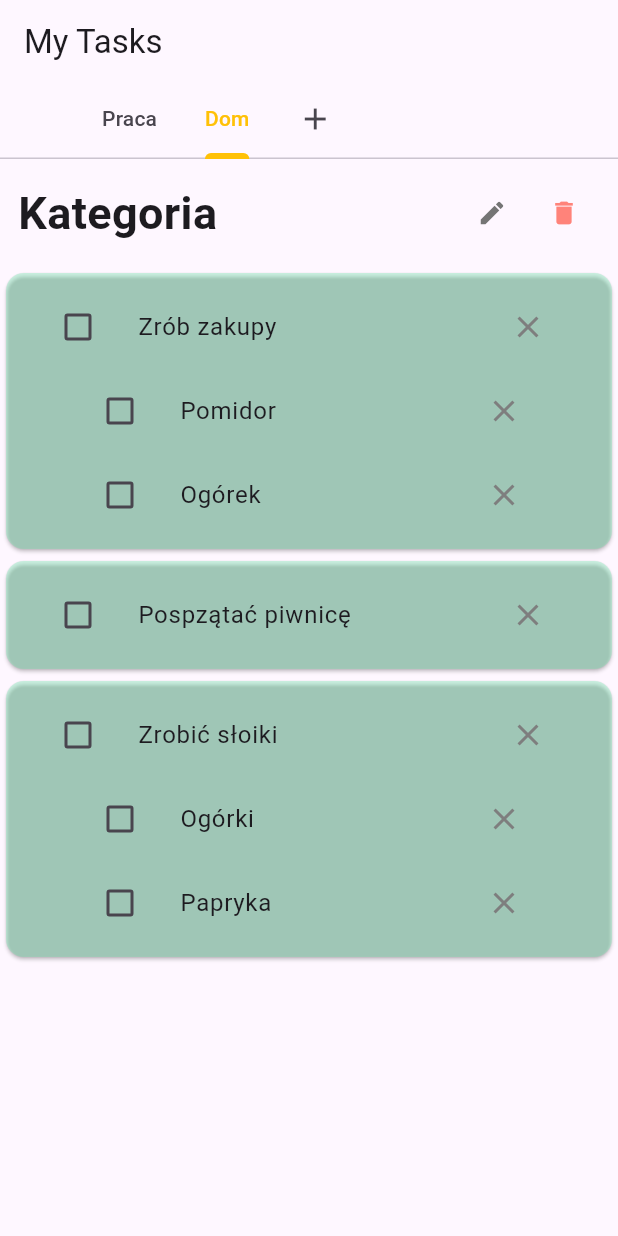
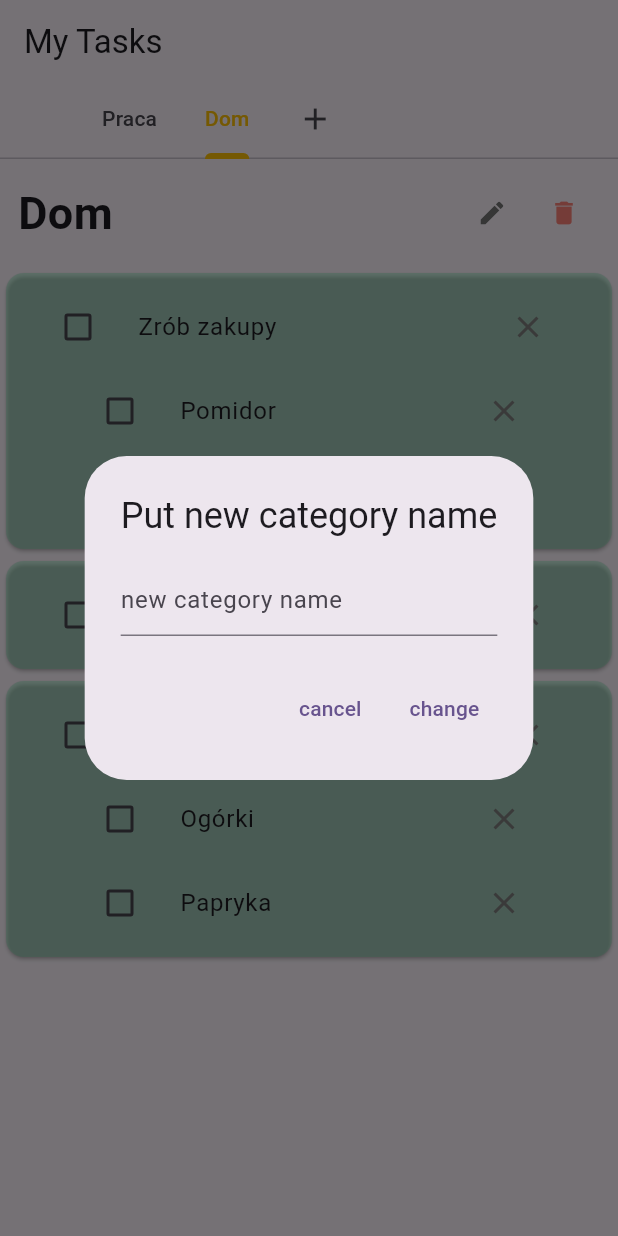
Before and after one commit to T4ZZOR/to_do_app, a Flutter app: the screen it shows after launch, tab 2 chosen, after a tap on the "edit" icon, on a phone screen of 412 x 824 dp. Run offline on Flutter 3.47's test engine with Material 3 defaults, Android fonts, the phone set to English and light mode, and no system bars.

Commit message:
update head category widget

```diff
--- a/lib/providers/category_provider.dart
+++ b/lib/providers/category_provider.dart
@@ -1,6 +1,7 @@
 import 'package:flutter/foundation.dart' hide Category;
 import '../models/category.dart';
 import '../data/dummy_data.dart';
+import '../providers/task_provider.dart';
 
 class CategoryProvider extends ChangeNotifier{
   //final List<Category> _categories = [];
@@ -14,8 +15,19 @@ class CategoryProvider extends ChangeNotifier{
   }
 
   void rmCategory(Category category){
+
     _categories.remove(category);
     notifyListeners();
   }
 
+  void editCategory(Category category, String newCatName){
+    final categoryIndex = _categories.indexWhere((cat) => cat.id == category.id);
+    if (categoryIndex != -1){
+      _categories[categoryIndex] = Category(
+        id: category.id,
+        name: newCatName
+      );
+    }
+    notifyListeners();
+  }
 }
--- a/lib/providers/task_provider.dart
+++ b/lib/providers/task_provider.dart
@@ -18,6 +18,11 @@ class TaskProvider extends ChangeNotifier{
   // remove task and all subtasks
   void removeTask(String categoryId, String taskId){
     _taskPerCategory[categoryId]?.removeWhere((task) => task.id == taskId);
+    notifyListeners();
+  }
+
+  void removeTaskFromCategory(String categoryId){
+    _taskPerCategory.remove(categoryId);
     notifyListeners();
   }
 
--- a/lib/screens/task_list_page.dart
+++ b/lib/screens/task_list_page.dart
@@ -1,4 +1,5 @@
 import 'package:flutter/material.dart';
+import 'package:to_do_app/widgets/cateory_head_w.dart';
 import 'package:to_do_app/widgets/task_list_w.dart';
 
 class TaskListPage extends StatelessWidget{
@@ -8,6 +9,13 @@ class TaskListPage extends StatelessWidget{
 
   @override
   Widget build(BuildContext context){
-    return TaskListW(categoryId: categoryId);
+    return Column(
+      crossAxisAlignment: CrossAxisAlignment.start,
+      children: [
+        CateoryHeadW(categoryId: categoryId),
+        Expanded(child: TaskListW(categoryId: categoryId))
+      ],
+    );
+    //return TaskListW(categoryId: categoryId);
   }
 }
--- /dev/null
+++ b/lib/widgets/cateory_head_w.dart
@@ -0,0 +1,191 @@
+import 'package:flutter/material.dart';
+import 'package:provider/provider.dart';
+import 'package:to_do_app/providers/category_provider.dart';
+import '../providers/task_provider.dart';
+
+class CateoryHeadW extends StatefulWidget{
+  final String categoryId;
+  const CateoryHeadW({super.key, required this.categoryId});
+
+  @override
+  State<CateoryHeadW> createState() => _CategoryHeadWState();
+}
+
+class _CategoryHeadWState extends State<CateoryHeadW> {
+  final TextEditingController _controller = TextEditingController();
+  String? _errorText;
+
+  @override
+  void initState(){
+    super.initState();
+
+    _controller.addListener((){
+      if (_errorText != null && _controller.text.trim().isNotEmpty){
+      setState(() {
+        _errorText = null;
+      });
+    }
+    });
+  }
+
+  @override
+  Widget build(BuildContext context) {
+    final categoryProvider = context.read<CategoryProvider>();
+    final taskProvider = context.read<TaskProvider>();
+    final category = categoryProvider.categories.firstWhere((c) => c.id == widget.categoryId);
+    final String catName = category.name;
+
+    return Padding(
+          padding: const EdgeInsets.all(12.0),
+          child: Row(
+            mainAxisAlignment: MainAxisAlignment.spaceBetween,
+            children: [
+              Text(
+                catName,
+                style: const TextStyle(fontSize: 30, fontWeight: FontWeight.bold),
+              ),
+              Row(
+                children: [
+                  IconButton(
+                    icon: Icon(Icons.edit),
+                    iconSize: 20,
+                    color: const Color.fromARGB(255, 117, 117, 117),
+                    onPressed: (){
+                      showDialog(
+                        context: context,
+                        builder: (ctx) => AlertDialog(
+                          title: const Text("Put new category name"),
+                          content: TextField(
+                            controller: _controller,
+                            decoration: InputDecoration(
+                              hintText: "new category name",
+                              errorText: _errorText,
+                            ),
+                          ),
+                          actions: [
+                            TextButton(onPressed: (){Navigator.of(context).pop();}, child: const Text("cancel")),
+                            TextButton(
+                             onPressed: (){
+                               final newCatName = _controller.text.trim();
+                               if (newCatName.isNotEmpty){
+                                 categoryProvider.editCategory(category, newCatName);
+                                 Navigator.of(context).pop();
+                               }
+                               else {
+                                 setState(() {
+                                   _errorText = "this field is required"; //FIXME czasem dziala czasem nie (o.o)
+                                 });
+                               }
+                             },
+                             child: const Text("change"),
+                            )
+                          ],
+                        )
+                      );
+                    }
+                  ),
+                  IconButton(
+                    icon: Icon(Icons.delete),
+                    iconSize: 20,
+                    color: const Color.fromARGB(255, 255, 131, 122),
+                    onPressed: (){
+                      showDialog(
+                        context: context,
+                        builder: (ctx) => AlertDialog(
+                          title: Text("remove category: $catName"),
+                          actions: [
+                            TextButton(onPressed: () => Navigator.pop(ctx), child: const Text("cancel")),
+                            TextButton(onPressed: (){
+                              taskProvider.removeTaskFromCategory(widget.categoryId);
+                              categoryProvider.rmCategory(category);
+                              Navigator.pop(ctx);
+                            },
+                            style: TextButton.styleFrom(foregroundColor: Color.fromARGB(255, 255, 131, 122)),
+                            child: const Text("remove"))
+                          ],
+                        )
+                      );
+                    }
+                  ),
+                ],
+              )
+            ],
+          ),
+    );
+  }
+}
+
+// class CateoryHeadW extends StatelessWidget{
+//   final String categoryId;
+//   const CateoryHeadW({super.key, required this.categoryId});
+
+
+
+//   @override
+//   Widget build(BuildContext context) {
+//     final categoryProvider = context.read<CategoryProvider>();
+//     final taskProvider = context.read<TaskProvider>();
+//     final category = categoryProvider.categories.firstWhere((c) => c.id == categoryId);
+//     final String catName = category.name;
+//     final TextEditingController controller = TextEditingController();
+//     String? _errorText;
+//     return Padding(
+//           padding: const EdgeInsets.all(12.0),
+//           child: Row(
+//             mainAxisAlignment: MainAxisAlignment.spaceBetween,
+//             children: [
+//               Text(
+//                 catName,
+//                 style: const TextStyle(fontSize: 30, fontWeight: FontWeight.bold),
+//               ),
+//               Row(
+//                 children: [
+//                   IconButton(
+//                     icon: Icon(Icons.edit),
+//                     iconSize: 20,
+//                     color: const Color.fromARGB(255, 117, 117, 117),
+//                     onPressed: (){
+//                       showDialog(
+//                         context: context,
+//                         builder: (ctx) => AlertDialog(
+//                           title: const Text("Put new category name"),
+//                           content: TextField(
+//                             controller: controller,
+//                           ),
+//                           actions: [
+
+//                           ],
+//                         )
+//                         );
+//                       }
+//                     ),
+//                   IconButton(
+//                     icon: Icon(Icons.delete),
+//                     iconSize: 20,
+//                     color: const Color.fromARGB(255, 255, 131, 122),
+//                     onPressed: (){
+//                       showDialog(
+//                         context: context,
+//                         builder: (ctx) => AlertDialog(
+//                           title: Text("remove category: $catName"),
+//                           actions: [
+//                             TextButton(onPressed: () => Navigator.pop(ctx), child: const Text("cancel")),
+//                             TextButton(onPressed: (){
+//                               taskProvider.removeTaskFromCategory(categoryId);
+//                               categoryProvider.rmCategory(category);
+//                               Navigator.pop(ctx);
+//                             },
+//                             style: TextButton.styleFrom(foregroundColor: Color.fromARGB(255, 255, 131, 122)),
+//                             child: const Text("remove"))
+//                           ],
+//                         )
+//                       );
+//                     }
+//                   ),
+//                 ],
+//               )
+//             ],
+//           ),
+//     );
+//   }
+// }
--- a/lib/widgets/task_list_w.dart
+++ b/lib/widgets/task_list_w.dart
@@ -2,6 +2,7 @@ import 'package:flutter/material.dart';
 import 'package:provider/provider.dart';
 import '../providers/task_provider.dart';
 import '../widgets/task_title_w.dart';
+import '../widgets/cateory_head_w.dart';
 
 class TaskListW extends StatelessWidget{
   final String categoryId;
@@ -11,43 +12,7 @@ class TaskListW extends StatelessWidget{
   Widget build(BuildContext context) {
     final tasks = context.watch<TaskProvider>().getTask(categoryId);
 
-    return Column(
-      crossAxisAlignment: CrossAxisAlignment.start,
-      children: [
-        Padding(
-          padding: const EdgeInsets.all(12.0),
-          child: Row(
-            mainAxisAlignment: MainAxisAlignment.spaceBetween,
-            children: [
-              Text(
-                "Kategoria",
-                style: const TextStyle(fontSize: 30, fontWeight: FontWeight.bold),
-              ),
-              Row(
-                children: [
-                  IconButton(
-                    icon: Icon(Icons.edit),
-                    iconSize: 20,
-                    color: const Color.fromARGB(255, 117, 117, 117),
-                    onPressed: (){
-                      // TODO add edit category NAME, COLOR
-                      }
-                    ),
-                  IconButton(
-                    icon: Icon(Icons.delete),
-                    iconSize: 20,
-                    color: const Color.fromARGB(255, 255, 131, 122),
-                    onPressed: (){
-                      // TODO add remove category function
-                    }
-                  ),
-                ],
-              )
-            ],
-          ),
-        ),
-        Expanded(
-          child: ListView.builder(
+    return ListView.builder(
       itemCount: tasks.length,
       itemBuilder: (ctx, index) {
         return Card(
@@ -57,9 +22,6 @@ class TaskListW extends StatelessWidget{
           ),
         );
       }
-          )
-        )
-      ],
     );
   }
 }
```
Lines whose indentation alone changed are shown as unchanged.
